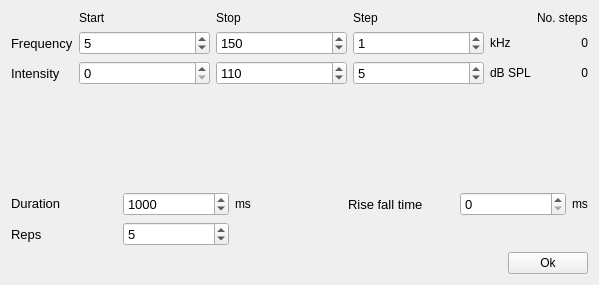
Old version of the form spikeylab/stim/tuning_curve.ui in the repository portfors-lab/sparkle.
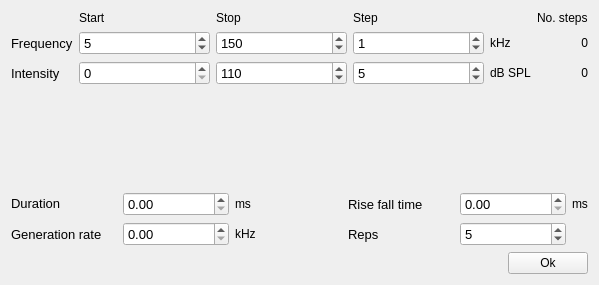
New version of the form. Custom widgets are drawn as their Qt base class.

Commit message: added generate rate to tuning curve editor

Patch:
```diff
--- a/spikeylab/stim/tuning_curve.ui
+++ b/spikeylab/stim/tuning_curve.ui
@@ -239,18 +239,6 @@
    </item>
    <item>
     <layout class="QGridLayout" name="gridLayout_3">
-     <item row="0" column="4">
-      <widget class="QSpinBox" name="risefall_spnbx">
-       <property name="font">
-        <font>
-         <pointsize>10</pointsize>
-        </font>
-       </property>
-       <property name="maximum">
-        <number>100</number>
-       </property>
-      </widget>
-     </item>
      <item row="0" column="3">
       <widget class="QLabel" name="label_14">
        <property name="font">
@@ -263,57 +251,6 @@
        </property>
       </widget>
      </item>
-     <item row="1" column="0">
-      <widget class="QLabel" name="label_31">
-       <property name="font">
-        <font>
-         <pointsize>10</pointsize>
-        </font>
-       </property>
-       <property name="text">
-        <string>Reps</string>
-       </property>
-      </widget>
-     </item>
-     <item row="1" column="1">
-      <widget class="QSpinBox" name="nreps_spnbx">
-       <property name="font">
-        <font>
-         <pointsize>10</pointsize>
-        </font>
-       </property>
-       <property name="minimum">
-        <number>1</number>
-       </property>
-       <property name="maximum">
-        <number>100</number>
-       </property>
-       <property name="value">
-        <number>5</number>
-       </property>
-      </widget>
-     </item>
-     <item row="0" column="1">
-      <widget class="QSpinBox" name="dur_spnbx">
-       <property name="font">
-        <font>
-         <pointsize>10</pointsize>
-        </font>
-       </property>
-       <property name="minimum">
-        <number>1</number>
-       </property>
-       <property name="maximum">
-        <number>5000</number>
-       </property>
-       <property name="singleStep">
-        <number>100</number>
-       </property>
-       <property name="value">
-        <number>1000</number>
-       </property>
-      </widget>
-     </item>
      <item row="0" column="0">
       <widget class="QLabel" name="label_22">
        <property name="sizePolicy">
@@ -358,6 +295,88 @@
        </property>
       </widget>
      </item>
+     <item row="1" column="4">
+      <widget class="QSpinBox" name="nreps_spnbx">
+       <property name="font">
+        <font>
+         <pointsize>10</pointsize>
+        </font>
+       </property>
+       <property name="minimum">
+        <number>1</number>
+       </property>
+       <property name="maximum">
+        <number>100</number>
+       </property>
+       <property name="value">
+        <number>5</number>
+       </property>
+      </widget>
+     </item>
+     <item row="1" column="3">
+      <widget class="QLabel" name="label_31">
+       <property name="font">
+        <font>
+         <pointsize>10</pointsize>
+        </font>
+       </property>
+       <property name="text">
+        <string>Reps</string>
+       </property>
+      </widget>
+     </item>
+     <item row="1" column="1">
+      <widget class="SmartSpinBox" name="aosr_spnbx">
+       <property name="font">
+        <font>
+         <pointsize>10</pointsize>
+        </font>
+       </property>
+       <property name="maximum">
+        <double>1000000.000000000000000</double>
+       </property>
+      </widget>
+     </item>
+     <item row="1" column="0">
+      <widget class="QLabel" name="label">
+       <property name="font">
+        <font>
+         <pointsize>10</pointsize>
+        </font>
+       </property>
+       <property name="text">
+        <string>Generation rate</string>
+       </property>
+      </widget>
+     </item>
+     <item row="1" column="2">
+      <widget class="QLabel" name="funit_lbl_1">
+       <property name="text">
+        <string>kHz</string>
+       </property>
+      </widget>
+     </item>
+     <item row="0" column="1">
+      <widget class="SmartSpinBox" name="dur_spnbx">
+       <property name="font">
+        <font>
+         <pointsize>10</pointsize>
+        </font>
+       </property>
+       <property name="maximum">
+        <double>1000.000000000000000</double>
+       </property>
+      </widget>
+     </item>
+     <item row="0" column="4">
+      <widget class="SmartSpinBox" name="risefall_spnbx">
+       <property name="font">
+        <font>
+         <pointsize>10</pointsize>
+        </font>
+       </property>
+      </widget>
+     </item>
     </layout>
    </item>
    <item>
@@ -386,6 +405,13 @@
    </item>
   </layout>
  </widget>
+ <customwidgets>
+  <customwidget>
+   <class>SmartSpinBox</class>
+   <extends>QDoubleSpinBox</extends>
+   <header>spikeylab.stim.smart_spinbox</header>
+  </customwidget>
+ </customwidgets>
  <resources/>
  <connections>
   <connection>
```
Left out of the diff: 71 changed lines with no effect on the pictures. The commit also changes 2 other files.
